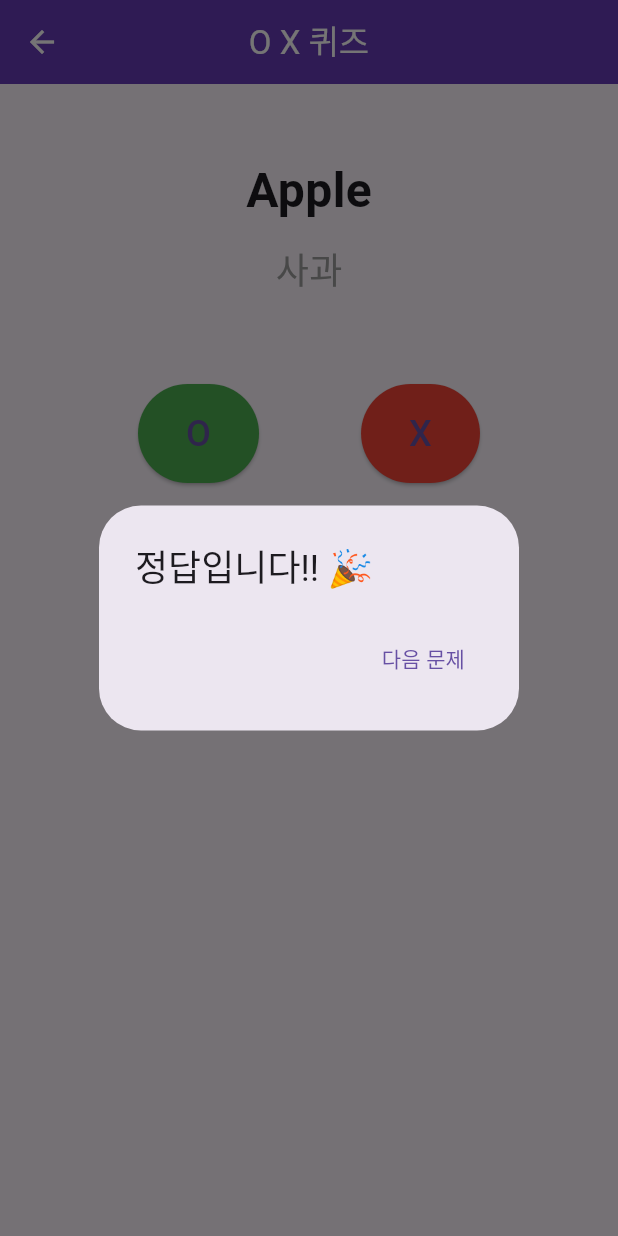
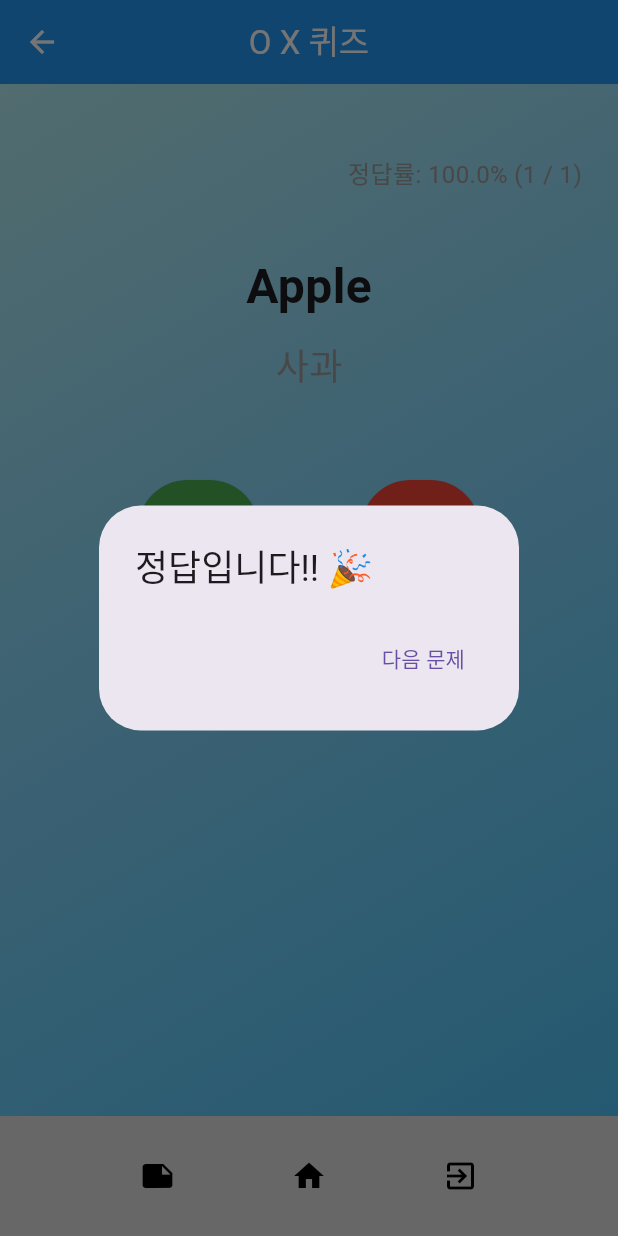
Before and after one commit to kthowns/mobile-dictionary, a Flutter app: the OXQuizPage screen opened by its route, after a tap on an icon or button, on a phone screen of 412 x 824 dp. Run offline on Flutter 3.47's test engine with Material 3 defaults, Android fonts, the phone set to English and light mode, and no system bars.

Commit message:
fix:OX퀴즈 배경삽입 - 로그인 페이지 UI와 통일화 - 하단 아이콘 삽입

```diff
--- a/mobidic_flutter/lib/OX_Quiz.dart
+++ b/mobidic_flutter/lib/OX_Quiz.dart
@@ -1,7 +1,7 @@
 import 'package:flutter/material.dart';
 
 class OXQuizPage extends StatefulWidget {
-  const OXQuizPage({super.key}); // 라우터용 const 생성자
+  const OXQuizPage({super.key});
 
   @override
   State<OXQuizPage> createState() => _OXQuizPageState();
@@ -15,15 +15,22 @@ class _OXQuizPageState extends State<OXQuizPage> {
   ];
 
   int currentIndex = 0;
+  int correctAnswers = 0;
+  int totalAttempts = 0;
 
   void _checkAnswer(bool userAnswer) {
     bool correctAnswer = quizList[currentIndex]['isCorrect'];
+    bool isCorrect = userAnswer == correctAnswer;
 
-    if (userAnswer == correctAnswer) {
+    setState(() {
+      totalAttempts++;
+      if (isCorrect) correctAnswers++;
+    });
+
     showDialog(
       context: context,
       builder: (_) => AlertDialog(
-          title: const Text("정답입니다!! 🎉"),
+        title: Text(isCorrect ? "정답입니다!! 🎉" : "오답입니다. 😢"),
         actions: [
           TextButton(
             onPressed: () {
@@ -39,24 +46,16 @@ class _OXQuizPageState extends State<OXQuizPage> {
               });
             },
             child: const Text("다음 문제"),
-            )
-          ],
           ),
-      );
-    } else {
-      showDialog(
-        context: context,
-        builder: (_) => AlertDialog(
-          title: const Text("다시 생각해보세요 ㅠ"),
-          actions: [
-            TextButton(
-              onPressed: () => Navigator.pop(context),
-              child: const Text("확인"),
-            )
         ],
       ),
     );
   }
+
+  String getAccuracyText() {
+    if (totalAttempts == 0) return "정답률: 0%";
+    double percent = (correctAnswers / totalAttempts) * 100;
+    return "정답률: ${percent.toStringAsFixed(1)}% ($correctAnswers / $totalAttempts)";
   }
 
   @override
@@ -67,11 +66,37 @@ class _OXQuizPageState extends State<OXQuizPage> {
       appBar: AppBar(
         title: const Text('O X 퀴즈'),
         centerTitle: true,
-        backgroundColor: Colors.deepPurple,
+        backgroundColor: Colors.blue,
         foregroundColor: Colors.white,
       ),
-      body: Padding(
+      body: Container(
+        width: double.infinity,
+        height: double.infinity,
+        decoration: const BoxDecoration(
+          gradient: LinearGradient(
+            colors: [
+              Color(0xFFb2ebf2),
+              Color(0xFF81d4fa),
+              Color(0xFF4fc3f7),
+            ],
+            begin: Alignment.topLeft,
+            end: Alignment.bottomRight,
+          ),
+        ),
+        child: Padding(
           padding: const EdgeInsets.symmetric(horizontal: 24.0, vertical: 48),
+          child: Column(
+            crossAxisAlignment: CrossAxisAlignment.start,
+            children: [
+              Align(
+                alignment: Alignment.centerRight,
+                child: Text(
+                  getAccuracyText(),
+                  style: const TextStyle(fontSize: 16, color: Colors.grey),
+                ),
+              ),
+              const SizedBox(height: 40),
+              Center(
                 child: Column(
                   children: [
                     Text(
@@ -82,6 +107,9 @@ class _OXQuizPageState extends State<OXQuizPage> {
                     Text(
                       currentQuiz['meaning'],
                       style: const TextStyle(fontSize: 24, color: Colors.grey),
+                    ),
+                  ],
+                ),
               ),
               const SizedBox(height: 60),
               Row(
@@ -104,8 +132,31 @@ class _OXQuizPageState extends State<OXQuizPage> {
                     child: const Text('X', style: TextStyle(fontSize: 24)),
                   ),
                 ],
-            )
+              ),
+              const SizedBox(height: 40),
+              if (currentIndex == quizList.length - 1 && totalAttempts == quizList.length)
+                const Center(
+                  child: Text(
+                    "🎉 퀴즈 완료!",
+                    style: TextStyle(fontSize: 20, fontWeight: FontWeight.bold),
+                  ),
+                ),
             ],
+          ),
+        ),
+      ),
+      bottomNavigationBar: BottomAppBar(
+        color: Colors.grey[300],
+        child: Padding(
+          padding: const EdgeInsets.symmetric(vertical: 4.0),
+          child: Row(
+            mainAxisAlignment: MainAxisAlignment.spaceEvenly,
+            children: const [
+              Icon(Icons.note, color: Colors.black),
+              Icon(Icons.home, color: Colors.black),
+              Icon(Icons.exit_to_app, color: Colors.black),
+            ],
+          ),
         ),
       ),
     );
```
Lines whose indentation alone changed are shown as unchanged.
